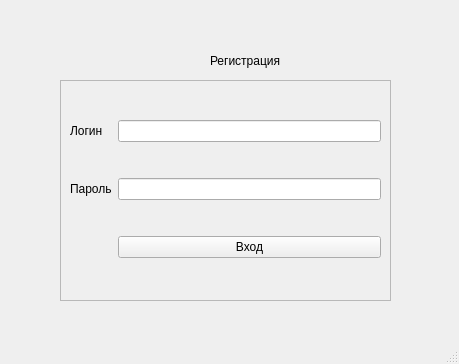
Qt form course2/mainwindow.ui (Sushakkk/Course-work-DB) before a commit.
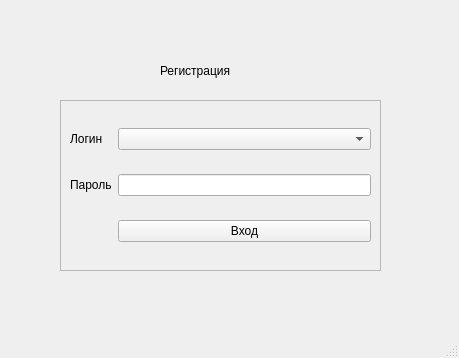
The same form after that commit.

What changed in the file:
```diff
--- a/course2/mainwindow.ui
+++ b/course2/mainwindow.ui
@@ -7,7 +7,7 @@
     <x>0</x>
     <y>0</y>
     <width>459</width>
-    <height>364</height>
+    <height>358</height>
    </rect>
   </property>
   <property name="windowTitle">
@@ -18,9 +18,9 @@
     <property name="geometry">
      <rect>
       <x>60</x>
-      <y>80</y>
-      <width>331</width>
-      <height>221</height>
+      <y>100</y>
+      <width>321</width>
+      <height>171</height>
      </rect>
     </property>
     <property name="frameShape">
@@ -30,18 +30,15 @@
      <enum>QFrame::Raised</enum>
     </property>
     <layout class="QGridLayout" name="gridLayout">
-     <item row="2" column="1">
-      <widget class="QPushButton" name="btnEntry">
+     <item row="0" column="0">
+      <widget class="QLabel" name="label">
        <property name="text">
-        <string>Вход</string>
+        <string>Логин</string>
        </property>
       </widget>
      </item>
      <item row="0" column="1">
-      <widget class="QLineEdit" name="leLogin"/>
-     </item>
-     <item row="1" column="1">
-      <widget class="QLineEdit" name="lePass"/>
+      <widget class="QComboBox" name="cbLogin"/>
      </item>
      <item row="1" column="0">
       <widget class="QLabel" name="label_2">
@@ -50,10 +47,13 @@
        </property>
       </widget>
      </item>
-     <item row="0" column="0">
-      <widget class="QLabel" name="label">
+     <item row="1" column="1">
+      <widget class="QLineEdit" name="lePass"/>
+     </item>
+     <item row="2" column="1">
+      <widget class="QPushButton" name="btnEntry">
        <property name="text">
-        <string>Логин</string>
+        <string>Вход</string>
        </property>
       </widget>
      </item>
@@ -62,12 +62,15 @@
    <widget class="QLabel" name="label_3">
     <property name="geometry">
      <rect>
-      <x>210</x>
+      <x>160</x>
       <y>50</y>
-      <width>81</width>
-      <height>21</height>
+      <width>151</width>
+      <height>41</height>
      </rect>
     </property>
+    <property name="styleSheet">
+     <string notr="true">font: 16pt &quot;Segoe UI&quot;;</string>
+    </property>
     <property name="text">
      <string>Регистрация</string>
     </property>
```
